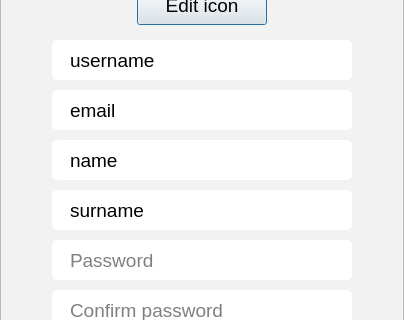
franco-ruggeri/write-together, file src/client_new/ui/profile_dialog.ui: the form before one commit; both pictures show x 0 to 404 and y 191 to 511 of the 404 by 647 pixel window.
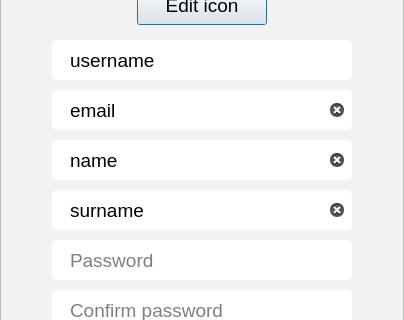
The form after the commit. Icons and pictures are not drawn.

Commit message: fix deletion of socket and add clear buttons in all forms

```diff
--- a/src/client_new/ui/profile_dialog.ui
+++ b/src/client_new/ui/profile_dialog.ui
@@ -240,6 +240,9 @@
           <property name="readOnly">
            <bool>false</bool>
           </property>
+          <property name="clearButtonEnabled">
+           <bool>true</bool>
+          </property>
          </widget>
         </item>
         <item alignment="Qt::AlignHCenter">
@@ -271,6 +274,9 @@
           <property name="readOnly">
            <bool>false</bool>
           </property>
+          <property name="clearButtonEnabled">
+           <bool>true</bool>
+          </property>
          </widget>
         </item>
         <item alignment="Qt::AlignHCenter">
@@ -302,6 +308,9 @@
           <property name="readOnly">
            <bool>false</bool>
           </property>
+          <property name="clearButtonEnabled">
+           <bool>true</bool>
+          </property>
          </widget>
         </item>
         <item alignment="Qt::AlignHCenter">
```
Left out of the diff: 6 changed lines with no effect on the pictures. The commit also changes 3 other files.
